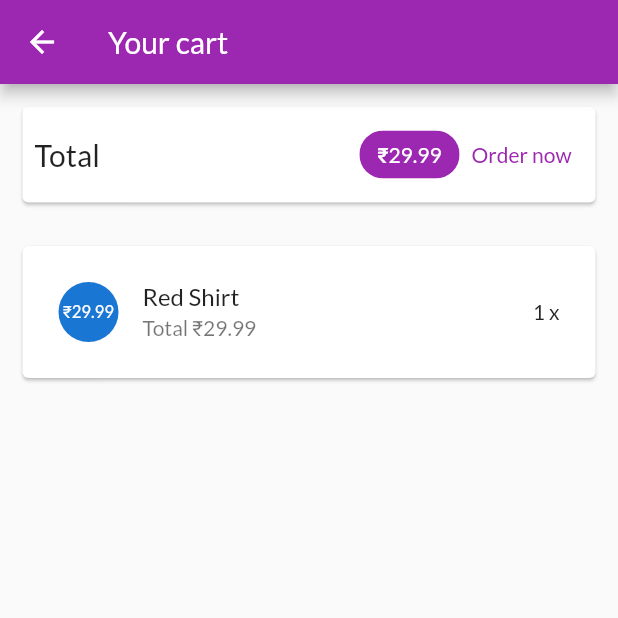
After one commit to kalph1998/shop-flutter, a Flutter app: the screen it shows after launch, after a tap on the "shopping cart" icon, after a tap on the "shopping basket" icon, on a phone screen of 412 x 824 dp, the top half of it. The commit adds this screen. Run offline on Flutter 3.47's test engine with Material 2 defaults, Android fonts, the phone set to English and light mode, and no system bars; network calls fail.

```diff
--- a/lib/main.dart
+++ b/lib/main.dart
@@ -1,6 +1,7 @@
 import 'package:flutter/material.dart';
 import 'package:provider/provider.dart';
 import 'package:shop/providers/cart.dart';
+import 'package:shop/screens/cart_screen.dart';
 
 import 'package:shop/screens/product_detail_screen.dart';
 import 'package:shop/screens/products_overview_screen.dart';
@@ -26,13 +27,17 @@ class MyApp extends StatelessWidget {
         )
       ],
       child: MaterialApp(
+        debugShowCheckedModeBanner: false,
         title: 'Shop',
         theme: theme.copyWith(
           colorScheme: theme.colorScheme
               .copyWith(primary: Colors.purple, secondary: Colors.deepOrange),
         ),
         home: ProductsOverviewScreen(),
-        routes: {ProductDetailScreen.routeName: (ctx) => ProductDetailScreen()},
+        routes: {
+          ProductDetailScreen.routeName: (ctx) => ProductDetailScreen(),
+          CartScreen.routeName: (ctx) => CartScreen()
+        },
       ),
     );
   }
--- a/lib/providers/cart.dart
+++ b/lib/providers/cart.dart
@@ -25,6 +25,14 @@ class Cart with ChangeNotifier {
     return _items.length;
   }
 
+  double get totalAmount {
+    var total = 0.0;
+    _items.forEach((key, cartItem) {
+      total += cartItem.price * cartItem.quantity;
+    });
+    return total;
+  }
+
   void addItem(
     String productId,
     double price,
@@ -49,5 +57,11 @@ class Cart with ChangeNotifier {
               quantity: 1,
               price: price.toDouble()));
     }
+    notifyListeners();
+  }
+
+  void removeItem(String productId) {
+    _items.remove(productId);
+    notifyListeners();
   }
 }
--- /dev/null
+++ b/lib/screens/cart_screen.dart
@@ -0,0 +1,72 @@
+import 'package:flutter/material.dart';
+import 'package:provider/provider.dart';
+import 'package:shop/providers/cart.dart' show Cart;
+
+import '../widgets/cart_item.dart';
+
+class CartScreen extends StatelessWidget {
+  static const routeName = '/cart';
+  const CartScreen({Key? key}) : super(key: key);
+
+  @override
+  Widget build(BuildContext context) {
+    final cart = Provider.of<Cart>(context);
+    return Scaffold(
+      appBar: AppBar(
+        title: const Text('Your cart'),
+      ),
+      body: Column(
+        children: [
+          Card(
+            margin: const EdgeInsets.all(15),
+            child: Padding(
+              padding: const EdgeInsets.all(8),
+              child: Row(
+                mainAxisAlignment: MainAxisAlignment.spaceBetween,
+                children: [
+                  const Text(
+                    'Total',
+                    style: TextStyle(fontSize: 20),
+                  ),
+                  const Spacer(),
+                  Chip(
+                    label: Text(
+                      '₹${cart.totalAmount}',
+                      style: TextStyle(
+                          color: Theme.of(context)
+                              .primaryTextTheme
+                              .headline6
+                              ?.color),
+                    ),
+                    backgroundColor: Theme.of(context).colorScheme.primary,
+                  ),
+                  TextButton(
+                    onPressed: () {},
+                    child: const Text('Order now'),
+                  ),
+                ],
+              ),
+            ),
+          ),
+          const SizedBox(
+            height: 10,
+          ),
+          Expanded(
+            child: ListView.builder(
+              itemBuilder: (ctx, index) {
+                return CartItem(
+                  id: cart.items.values.toList()[index].id,
+                  price: cart.items.values.toList()[index].price,
+                  quantity: cart.items.values.toList()[index].quantity,
+                  title: cart.items.values.toList()[index].title,
+                  productId: cart.items.keys.toList()[index],
+                );
+              },
+              itemCount: cart.items.length,
+            ),
+          ),
+        ],
+      ),
+    );
+  }
+}
--- a/lib/screens/product_detail_screen.dart
+++ b/lib/screens/product_detail_screen.dart
@@ -19,6 +19,38 @@ class ProductDetailScreen extends StatelessWidget {
       appBar: AppBar(
         title: Text(product.title),
       ),
+      body: SingleChildScrollView(
+        child: Column(
+          children: [
+            Container(
+              height: 300,
+              width: double.infinity,
+              child: Image.network(
+                product.imageUrl,
+                fit: BoxFit.cover,
+              ),
+            ),
+            const SizedBox(
+              height: 10,
+            ),
+            Text(
+              '₹${product.price}',
+              style: TextStyle(color: Colors.grey, fontSize: 20),
+            ),
+            const SizedBox(
+              height: 10,
+            ),
+            Container(
+                padding: const EdgeInsets.symmetric(horizontal: 10),
+                width: double.infinity,
+                child: Text(
+                  product.description,
+                  textAlign: TextAlign.center,
+                  softWrap: true,
+                ))
+          ],
+        ),
+      ),
     );
   }
 }
--- a/lib/screens/products_overview_screen.dart
+++ b/lib/screens/products_overview_screen.dart
@@ -2,6 +2,7 @@ import 'package:flutter/material.dart';
 import 'package:provider/provider.dart';
 import 'package:shop/providers/cart.dart';
 import 'package:shop/providers/products.dart';
+import 'package:shop/screens/cart_screen.dart';
 import 'package:shop/widgets/badge.dart';
 import 'package:shop/widgets/products_grid.dart';
 
@@ -50,7 +51,9 @@ class _ProductsOverviewScreenState extends State<ProductsOverviewScreen> {
             ),
             child: IconButton(
               icon: Icon(Icons.shopping_basket),
-              onPressed: () {},
+              onPressed: () {
+                Navigator.of(context).pushNamed(CartScreen.routeName);
+              },
             ),
           ),
         ],
--- /dev/null
+++ b/lib/widgets/cart_item.dart
@@ -0,0 +1,63 @@
+import 'package:flutter/material.dart';
+import 'package:provider/provider.dart';
+import 'package:shop/providers/cart.dart';
+
+class CartItem extends StatelessWidget {
+  final String id;
+  final double price;
+  final int quantity;
+  final String title;
+  final String productId;
+
+  const CartItem(
+      {Key? key,
+      required this.id,
+      required this.price,
+      required this.quantity,
+      required this.title,
+      required this.productId})
+      : super(key: key);
+
+  @override
+  Widget build(BuildContext context) {
+    final cart = Provider.of<Cart>(context, listen: false);
+    return Dismissible(
+      key: ValueKey(id),
+      background: Container(
+        color: Theme.of(context).errorColor,
+        child: const Icon(
+          Icons.delete,
+          color: Colors.white,
+          size: 40,
+        ),
+        margin: const EdgeInsets.symmetric(horizontal: 15, vertical: 4),
+        alignment: Alignment.centerRight,
+        padding: const EdgeInsets.only(right: 20),
+      ),
+      direction: DismissDirection.endToStart,
+      onDismissed: (direction) {
+        cart.removeItem(productId);
+      },
+      child: Card(
+        margin: const EdgeInsets.symmetric(horizontal: 15, vertical: 4),
+        child: Padding(
+          padding: const EdgeInsets.all(8),
+          child: ListTile(
+            leading: CircleAvatar(
+              child: Padding(
+                padding: const EdgeInsets.all(3.0),
+                child: FittedBox(
+                  child: Text('₹$price'),
+                  fit: BoxFit.cover,
+                ),
+              ),
+            ),
+            title: Text(title),
+            subtitle: Text('Total ₹${(price * quantity)}'),
+            trailing: Text('$quantity x'),
+          ),
+        ),
+      ),
+    );
+  }
+}
--- a/lib/widgets/product_item.dart
+++ b/lib/widgets/product_item.dart
@@ -21,7 +21,8 @@ class ProductItem extends StatelessWidget {
       child: GridTile(
         child: GestureDetector(
           onTap: () {
-            Navigator.of(context).pushNamed(ProductDetailScreen.routeName);
+            Navigator.of(context).pushNamed(ProductDetailScreen.routeName,
+                arguments: product.id);
           },
           child: Image.network(
             product.imageUrl,
```
